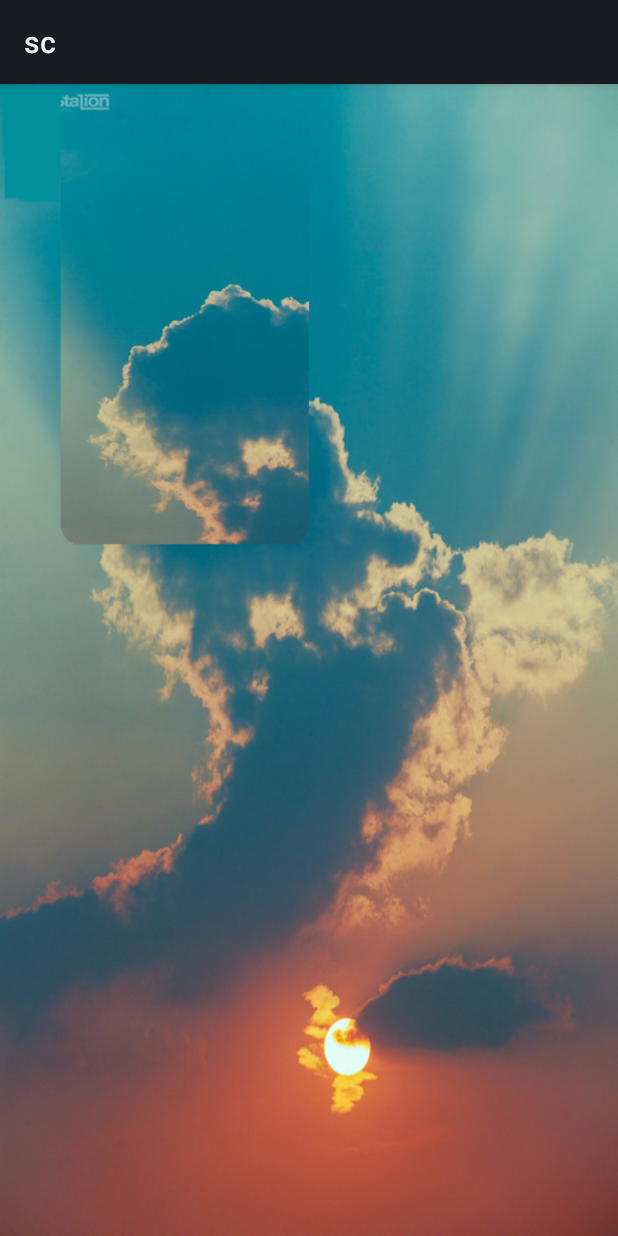
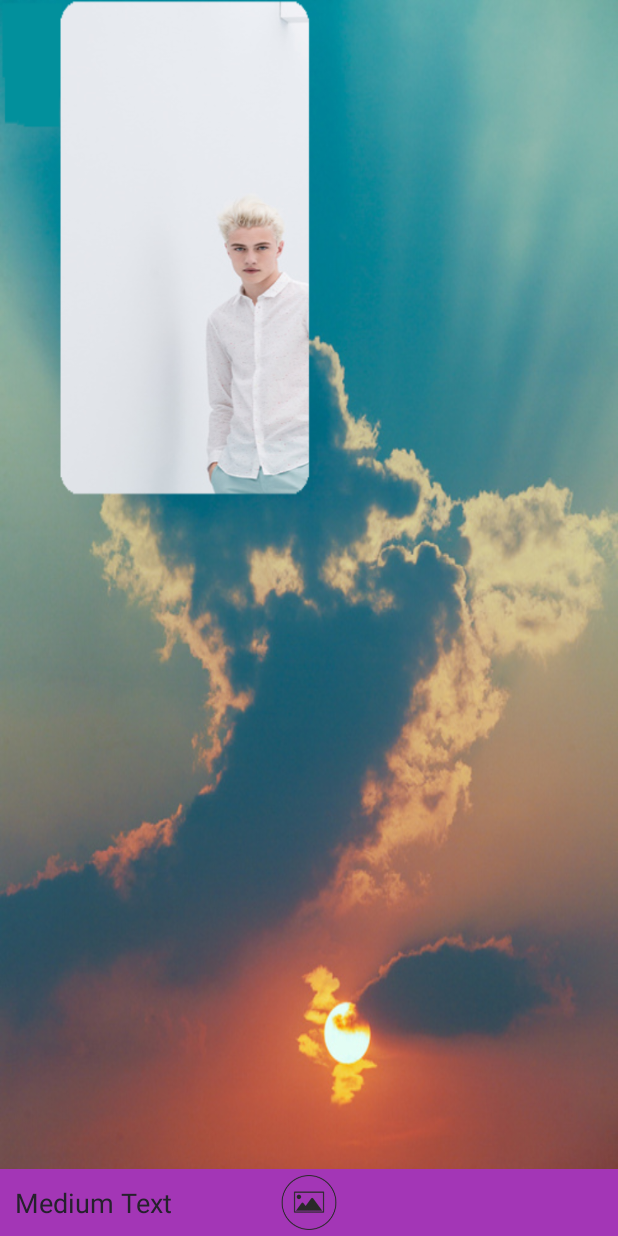
Before and after one commit to JasonBour/scproject, an Android app: the screen it shows after launch (MainActivity), on a phone screen of 412 x 824 dp. Run offline under Robolectric (Android 15) with nearby library versions, the phone set to English and light mode, and no system bars.

Commit message:
将图片保存本地
保存本地会花大概5秒左右并且主线程会卡 保存后的图都超过一M

```diff
--- a/sc/app/src/main/AndroidManifest.xml
+++ b/sc/app/src/main/AndroidManifest.xml
@@ -1,12 +1,13 @@
 <?xml version="1.0" encoding="utf-8"?>
 <manifest xmlns:android="http://schemas.android.com/apk/res/android"
     package="com.example.administrator.sc" >
-
+    <uses-permission android:name="android.permission.WRITE_EXTERNAL_STORAGE"/>
+    <uses-permission android:name="android.permission.MOUNT_UNMOUNT_FILESYSTEMS"/>
     <application
         android:allowBackup="true"
         android:icon="@mipmap/ic_launcher"
         android:label="@string/app_name"
-        android:theme="@style/AppTheme" >
+        android:theme="@android:style/Theme.NoTitleBar" >
         <activity
             android:name=".MainActivity"
             android:label="@string/app_name" >
--- a/sc/app/src/main/res/layout/activity_main.xml
+++ b/sc/app/src/main/res/layout/activity_main.xml
@@ -3,32 +3,51 @@
                 android:layout_width="match_parent"
                 android:layout_height="match_parent"
                 tools:context=".MainActivity"
-    android:background="#FFFFFF">
+    android:background="#F68E2D">
 
 
 
 
-    <LinearLayout
 
-
-        android:background="#52C704"
-        android:layout_width="700px"
-        android:layout_height="800px">
    <ImageView
        android:layout_gravity="left"
-       android:background="@drawable/image"
+       android:background="@drawable/im"
        android:id="@+id/image"
 
         android:layout_width="600px"
         android:layout_height="800px"
        />
-    </LinearLayout>
-        <ImageView
-            android:background="@drawable/photo2"
-            android:layout_width="fill_parent"
-            android:layout_height="fill_parent"/>
+
+    <ImageView
+        android:background="@drawable/photo2"
+        android:layout_width="fill_parent"
+        android:layout_height="fill_parent"
+        />
 
 
+    <TextView
+
+        android:layout_width="match_parent"
+        android:layout_height="wrap_content"
+        android:text="Medium Text"
+
+        android:textSize="18sp"
+        android:id="@+id/textView"
+        android:layout_alignParentBottom="true"
+        android:layout_alignParentLeft="true"
+        android:textColor="#25212C"
+        android:background="#A336B6"
+        android:padding="10dp"
+        />
 
 
+    <ImageView
+        android:id="@+id/addMyPhoto"
+        android:layout_alignTop="@+id/textView"
+        android:src="@drawable/btn_album_edit"
+        android:layout_width="wrap_content"
+        android:layout_height="wrap_content"
+        android:layout_alignParentBottom="true"
+        android:layout_centerHorizontal="true" />
+
 </RelativeLayout>
```
Also changed, not shown: sc/app/src/main/java/com/example/administrator/sc/MainActivity.java (+146 -22 lines), sc/app/src/main/res/drawable/btn_album_edit.png (added), sc/app/src/main/res/drawable/im.jpg (added), sc/app/src/main/res/drawable/image1.jpg (added).
